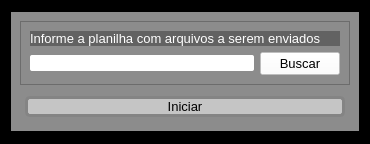
Above: Project/uploadfiles.ui from Robotz213/PainelAdmin-Controldocs before the change. Below: the same form after it.
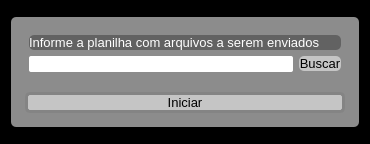
That is the form after the change.

Patch:
```diff
--- a/Project/uploadfiles.ui
+++ b/Project/uploadfiles.ui
@@ -32,7 +32,8 @@
    <item alignment="Qt::AlignVCenter">
     <widget class="QWidget" name="widget" native="true">
      <property name="styleSheet">
-      <string notr="true">background-color: rgb(140, 140, 140);</string>
+      <string notr="true">background-color: rgb(140, 140, 140);
+border-radius: 5px;</string>
      </property>
      <layout class="QVBoxLayout" name="verticalLayout_3">
       <item>
```
Left out of the diff: 6 changed lines with no effect on the pictures.
